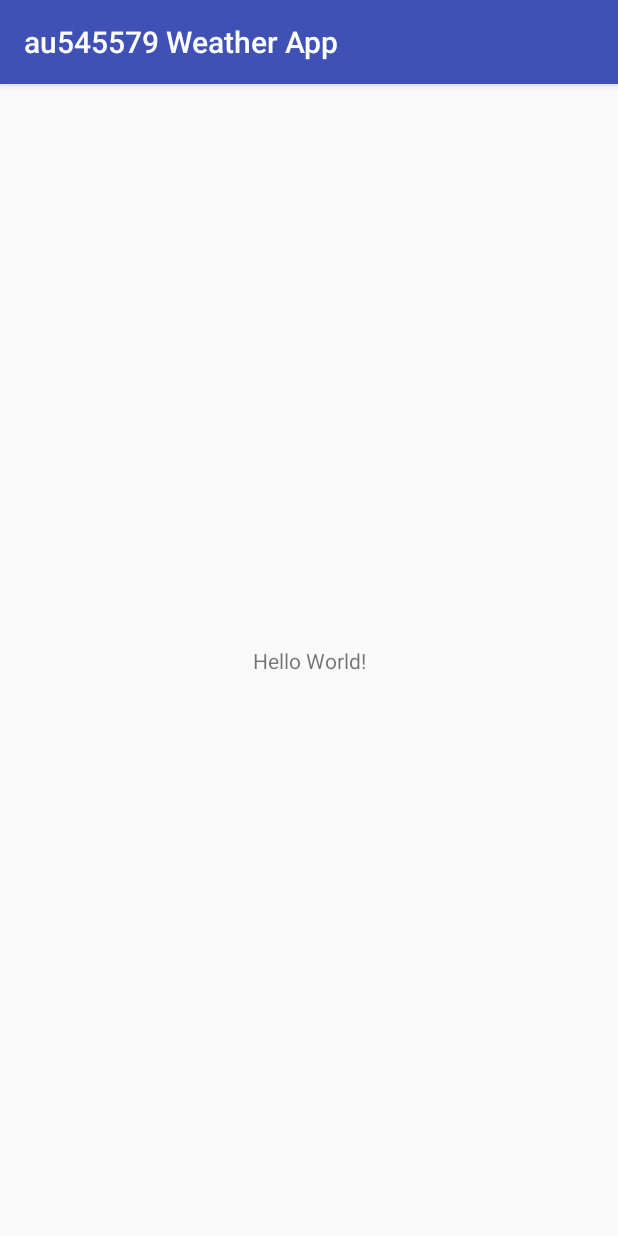
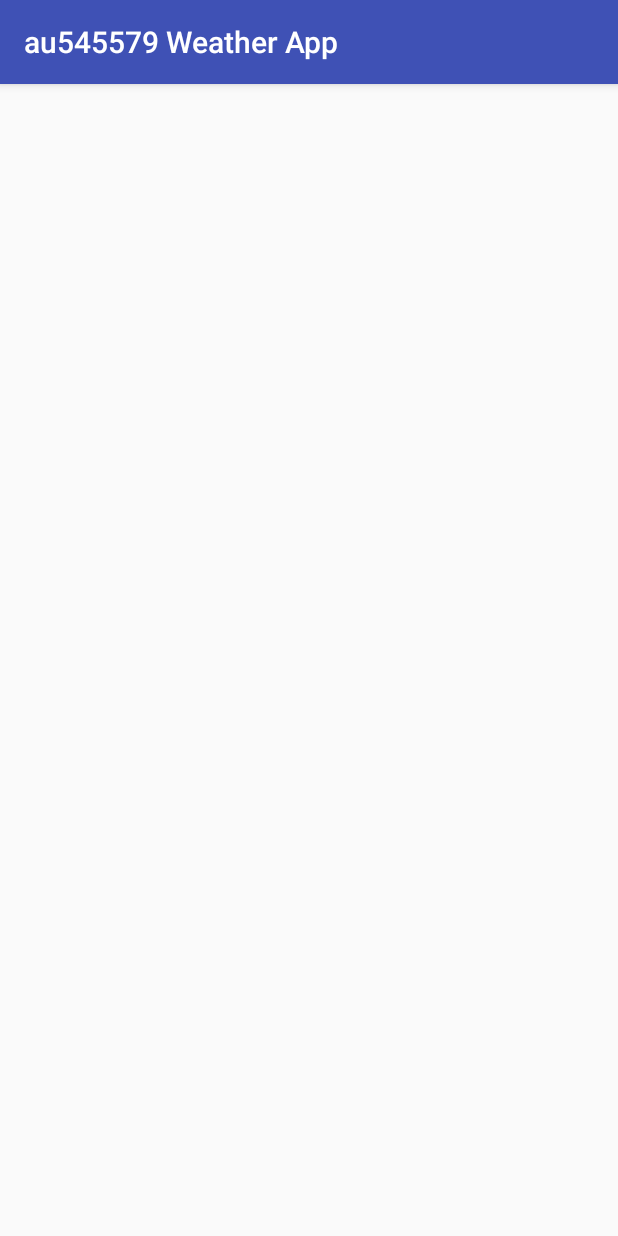
Before and after one commit to frederikchrlarsen/au545579WeatherApp, an Android app: the screen it shows after launch (OverviewActivity), on a phone screen of 412 x 824 dp. Run offline under Robolectric (Android 15) with nearby library versions, the phone set to English and light mode, and no system bars.

Commit message:
Added DetailsActivity

```diff
--- a/app/src/main/AndroidManifest.xml
+++ b/app/src/main/AndroidManifest.xml
@@ -16,6 +16,7 @@
                 <category android:name="android.intent.category.LAUNCHER" />
             </intent-filter>
         </activity>
+        <activity android:name=".DetailsActivity"></activity>
     </application>
 
 </manifest>
--- a/app/src/main/res/layout/activity_overview.xml
+++ b/app/src/main/res/layout/activity_overview.xml
@@ -6,13 +6,5 @@
     android:layout_height="match_parent"
     tools:context="com.example.frederik.au545579weatherapp.OverviewActivity">
 
-    <TextView
-        android:layout_width="wrap_content"
-        android:layout_height="wrap_content"
-        android:text="Hello World!"
-        app:layout_constraintBottom_toBottomOf="parent"
-        app:layout_constraintLeft_toLeftOf="parent"
-        app:layout_constraintRight_toRightOf="parent"
-        app:layout_constraintTop_toTopOf="parent" />
 
 </android.support.constraint.ConstraintLayout>
--- a/build.gradle
+++ b/build.gradle
@@ -7,7 +7,7 @@ buildscript {
         jcenter()
     }
     dependencies {
-        classpath 'com.android.tools.build:gradle:3.0.1'
+        classpath 'com.android.tools.build:gradle:3.1.0'
 
 
         // NOTE: Do not place your application dependencies here; they belong
```
Also changed, not shown: gradle/wrapper/gradle-wrapper.properties.
